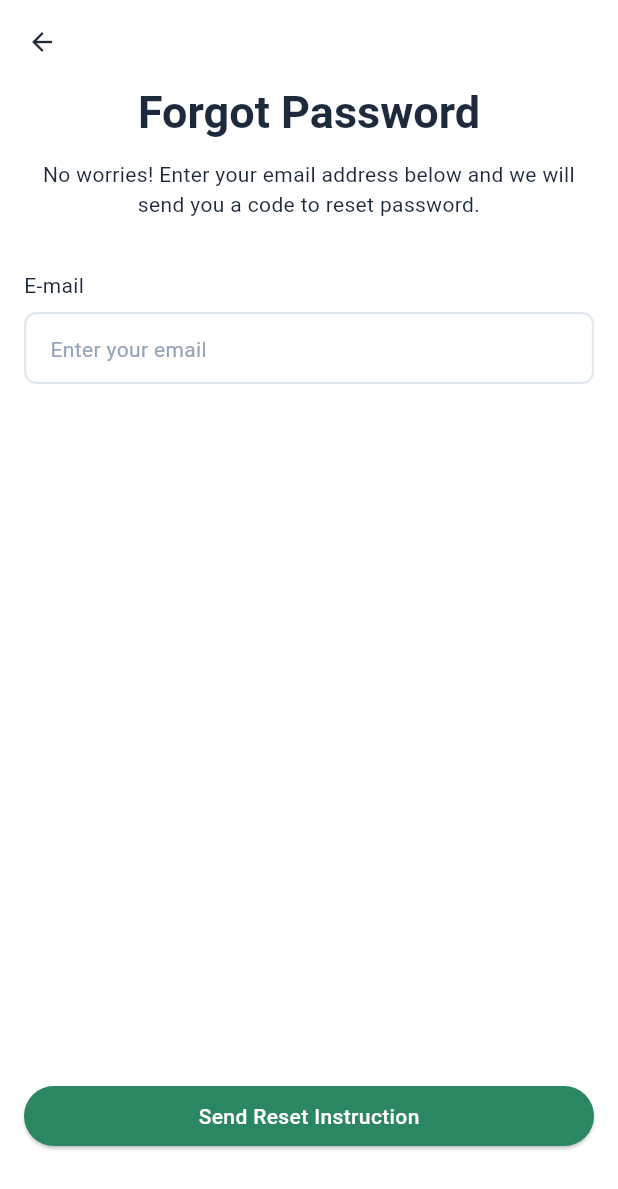
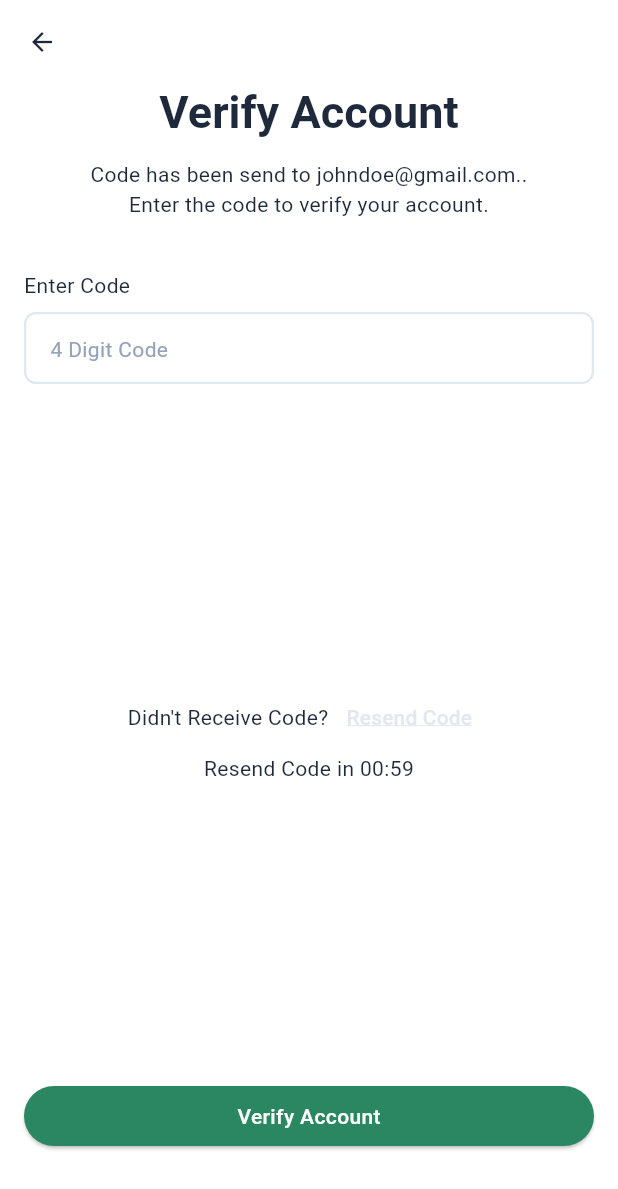
Before and after one commit to michikuni/company_connect_mobile, a Flutter app: the screen it shows after launch, on a phone screen of 412 x 824 dp. Shown: the top 1189 px of the screen. Run offline on Flutter 3.47's test engine with Material 3 defaults, Android fonts, the phone set to English and light mode, and no system bars; our stand-ins replace dio, flutter_bloc, formz, fpdart, get_it, go_router and 2 more; Roboto replaces fonts that are missing (Gabarito).

Commit message:
Feat: Created verify code screen

```diff
--- a/lib/core/constants/router_path.dart
+++ b/lib/core/constants/router_path.dart
@@ -5,4 +5,5 @@ class RouterPath {
   static const managerRouterPath = '/manager';
   static const signinRouterPath = '/signin';
   static const forgotPasswordRouterPath = '/forgot-password';
+  static const verifyCodeRouterPath = '/verify-code';
 }
--- a/lib/core/router/app_router.dart
+++ b/lib/core/router/app_router.dart
@@ -8,13 +8,14 @@ import 'package:mp_corporation_app/presentation/bloc/employee/employee_event.dar
 import 'package:mp_corporation_app/presentation/screens/admin/admin_dashboard.dart';
 import 'package:mp_corporation_app/presentation/screens/chief/chief_dashboard.dart';
 import 'package:mp_corporation_app/presentation/screens/employee/employee_dashboard.dart';
+import 'package:mp_corporation_app/presentation/screens/enter_code_verify/enter_code_verify.dart';
 import 'package:mp_corporation_app/presentation/screens/forgot_password/forgot_password.dart';
 import 'package:mp_corporation_app/presentation/screens/manager/manager_dashboard.dart';
 import 'package:mp_corporation_app/presentation/screens/signin/signin.dart';
 
 class AppRouter {
   static final GoRouter appRouter = GoRouter(
-    initialLocation: RouterPath.forgotPasswordRouterPath,
+    initialLocation: RouterPath.verifyCodeRouterPath,
     routes: [
       GoRoute(
         path: RouterPath.employeeRouterPath,
@@ -45,6 +46,10 @@ class AppRouter {
         path: RouterPath.forgotPasswordRouterPath,
         builder: (context, state) => const ForgotPasswordScreen(),
       ),
+      GoRoute(
+        path: RouterPath.verifyCodeRouterPath,
+        builder: (context, state) => const EnterCodeVerifyScreen(),
+      ),
     ],
   );
 }
--- /dev/null
+++ b/lib/presentation/screens/enter_code_verify/enter_code_verify.dart
@@ -0,0 +1,101 @@
+import 'package:flutter/material.dart';
+import 'package:mp_corporation_app/presentation/widgets/primary_button.dart';
+import 'package:mp_corporation_app/presentation/widgets/text_input.dart';
+
+class EnterCodeVerifyScreen extends StatelessWidget {
+  const EnterCodeVerifyScreen({super.key});
+
+  @override
+  Widget build(BuildContext context) {
+    String email = 'johndoe@gmail.com.';
+    return Scaffold(
+      appBar: AppBar(
+        leading: IconButton(
+          onPressed: () {},
+          icon: Icon(Icons.arrow_back, size: 20),
+        ),
+      ),
+      body: Padding(
+        padding: const EdgeInsets.symmetric(horizontal: 16),
+        child: SafeArea(
+          child: Column(
+            children: [
+              SizedBox(
+                height: 92,
+                child: Column(
+                  crossAxisAlignment: CrossAxisAlignment.center,
+                  children: [
+                    Text(
+                      'Verify Account',
+                      style: Theme.of(context).textTheme.titleLarge?.copyWith(
+                        color: Theme.of(context).colorScheme.onSurface,
+                      ),
+                    ),
+                    SizedBox(height: 12),
+                    Text(
+                      textAlign: TextAlign.center,
+                      'Code has been send to $email.\nEnter the code to verify your account.',
+                      style: Theme.of(context).textTheme.bodyMedium?.copyWith(
+                        color: Theme.of(context).colorScheme.onSurface,
+                      ),
+                    ),
+                  ],
+                ),
+              ),
+              SizedBox(height: 32),
+              Align(
+                alignment: AlignmentGeometry.centerLeft,
+                child: Text(
+                  'Enter Code',
+                  style: Theme.of(context).textTheme.bodyMedium?.copyWith(
+                    color: Theme.of(context).colorScheme.onSurface,
+                  ),
+                ),
+              ),
+              SizedBox(height: 8),
+              customTextInput(
+                borderColor: Theme.of(context).colorScheme.outline,
+                hintText: '4 Digit Code',
+                context: context,
+              ),
+              Expanded(
+                child: SizedBox(
+                  child: Center(
+                    child: RichText(
+                      textAlign: TextAlign.center,
+                      text: TextSpan(
+                        style: Theme.of(context).textTheme.bodyMedium?.copyWith(
+                          color: Theme.of(context).colorScheme.onSurface,
+                        ),
+                        children: [
+                          const TextSpan(text: "Didn't Receive Code?"),
+                          WidgetSpan(
+                            alignment: PlaceholderAlignment.middle,
+                            child: TextButton(
+                              onPressed: () {},
+                              child: Text(
+                                'Resend Code',
+                                style: TextStyle(
+                                  color: Theme.of(context).colorScheme.outline,
+                                  decoration: TextDecoration.underline,
+                                  decorationColor: Theme.of(context).colorScheme.outline
+                                ),
+                              ),
+                            ),
+                          ),
+                          const TextSpan(text: "\nResend Code in 00:59"),
+                        ],
+                      ),
+                    ),
+                  ),
+                ),
+              ),
+              Align(child: primaryButton('Verify Account', context)),
+              SizedBox(height: 56),
+            ],
+          ),
+        ),
+      ),
+    );
+  }
+}
```
